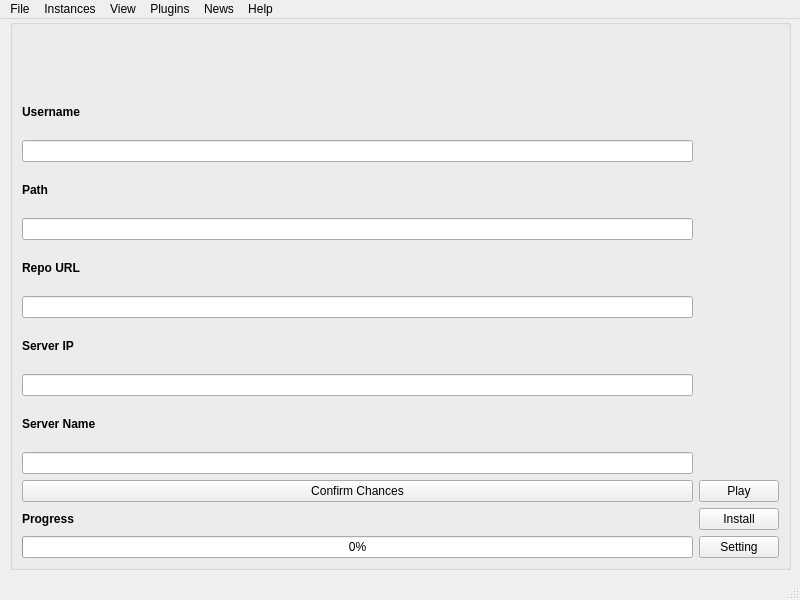
First picture: the form in src/form.ui, repository xgui4/LCE-Qt-Launcher, before the edit.
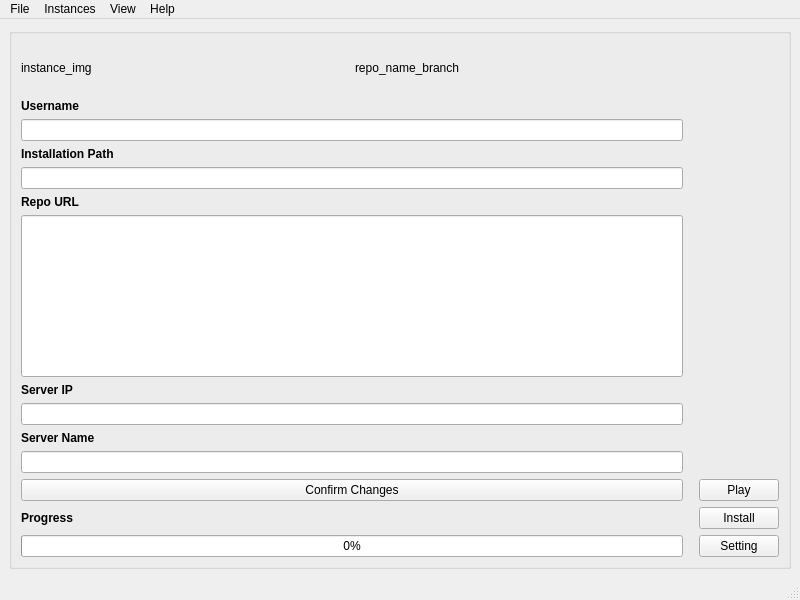
Second picture: the form after the edit. Icons and pictures are not drawn.

Patch:
```diff
--- a/src/form.ui
+++ b/src/form.ui
@@ -21,177 +21,260 @@
    <bool>false</bool>
   </property>
   <widget class="QWidget" name="centralwidget">
-   <property name="autoFillBackground">
-    <bool>false</bool>
+   <property name="sizePolicy">
+    <sizepolicy hsizetype="Expanding" vsizetype="MinimumExpanding">
+     <horstretch>1</horstretch>
+     <verstretch>1</verstretch>
+    </sizepolicy>
    </property>
-   <widget class="QGroupBox" name="verticalGroupBox">
-    <property name="geometry">
-     <rect>
-      <x>10</x>
-      <y>0</y>
-      <width>781</width>
-      <height>551</height>
-     </rect>
-    </property>
-    <layout class="QGridLayout" name="gridLayout">
-     <item row="11" column="0">
-      <widget class="QLineEdit" name="serverNameInputBox"/>
-     </item>
-     <item row="3" column="0">
-      <widget class="QLineEdit" name="usernameInputBox"/>
-     </item>
-     <item row="9" column="0">
-      <widget class="QLineEdit" name="serverIPInputBox"/>
-     </item>
-     <item row="2" column="0">
-      <widget class="QLabel" name="usernameInputBoxLabel">
-       <property name="sizePolicy">
-        <sizepolicy hsizetype="Minimum" vsizetype="Minimum">
-         <horstretch>0</horstretch>
-         <verstretch>0</verstretch>
-        </sizepolicy>
-       </property>
-       <property name="font">
-        <font>
-         <bold>true</bold>
-        </font>
-       </property>
-       <property name="text">
-        <string>Username</string>
-       </property>
-      </widget>
-     </item>
-     <item row="8" column="0">
-      <widget class="QLabel" name="serverIPInputBoxLabel">
-       <property name="font">
-        <font>
-         <bold>true</bold>
-        </font>
-       </property>
-       <property name="text">
-        <string>Server IP</string>
-       </property>
-      </widget>
-     </item>
-     <item row="4" column="0">
-      <widget class="QLabel" name="pathInputBoxLabel">
-       <property name="font">
-        <font>
-         <bold>true</bold>
-        </font>
-       </property>
-       <property name="text">
-        <string>Path</string>
-       </property>
-      </widget>
-     </item>
-     <item row="7" column="0">
-      <widget class="QLineEdit" name="repoURLInputBox"/>
-     </item>
-     <item row="14" column="1">
-      <widget class="QPushButton" name="settingButton">
-       <property name="text">
-        <string>Setting</string>
-       </property>
-      </widget>
-     </item>
-     <item row="5" column="0">
-      <widget class="QLineEdit" name="pathInputBox"/>
-     </item>
-     <item row="13" column="1">
-      <widget class="QPushButton" name="installButton">
-       <property name="text">
-        <string>Install</string>
-       </property>
-      </widget>
-     </item>
-     <item row="13" column="0">
-      <widget class="QLabel" name="progressLabel">
-       <property name="font">
-        <font>
-         <bold>true</bold>
-        </font>
-       </property>
-       <property name="text">
-        <string>Progress</string>
-       </property>
-      </widget>
-     </item>
-     <item row="10" column="0">
-      <widget class="QLabel" name="serverNameInputBoxLabel">
-       <property name="font">
-        <font>
-         <bold>true</bold>
-        </font>
-       </property>
-       <property name="text">
-        <string>Server Name</string>
-       </property>
-      </widget>
-     </item>
-     <item row="6" column="0">
-      <widget class="QLabel" name="repoURKLabel">
-       <property name="font">
-        <font>
-         <bold>true</bold>
-        </font>
-       </property>
-       <property name="text">
-        <string>Repo URL</string>
-       </property>
-      </widget>
-     </item>
-     <item row="14" column="0">
-      <widget class="QProgressBar" name="progressBar">
-       <property name="accessibleName">
-        <string>Installation Progress Bar</string>
-       </property>
-       <property name="accessibleDescription">
-        <string>The percentage of the installation</string>
-       </property>
-       <property name="accessibleIdentifier">
-        <string>install progress bar</string>
-       </property>
-       <property name="value">
-        <number>0</number>
-       </property>
-       <property name="invertedAppearance">
-        <bool>false</bool>
-       </property>
-      </widget>
-     </item>
-     <item row="0" column="1">
-      <widget class="QLabel" name="title">
-       <property name="minimumSize">
-        <size>
-         <width>50</width>
-         <height>50</height>
-        </size>
-       </property>
-       <property name="text">
-        <string/>
-       </property>
-       <property name="pixmap">
-        <pixmap resource="../res.qrc">:/assets/minecraft_lce_title.png</pixmap>
-       </property>
-      </widget>
-     </item>
-     <item row="12" column="0">
-      <widget class="QPushButton" name="confirmChangesButton">
-       <property name="text">
-        <string>Confirm Chances</string>
-       </property>
-      </widget>
-     </item>
-     <item row="12" column="1">
-      <widget class="QPushButton" name="playButton">
-       <property name="text">
-        <string>Play</string>
-       </property>
-      </widget>
-     </item>
-    </layout>
-   </widget>
+   <property name="contextMenuPolicy">
+    <enum>Qt::ContextMenuPolicy::ActionsContextMenu</enum>
+   </property>
+   <layout class="QGridLayout" name="gridLayout_2">
+    <item row="0" column="0">
+     <widget class="QGroupBox" name="verticalGroupBox">
+      <property name="sizePolicy">
+       <sizepolicy hsizetype="Expanding" vsizetype="Expanding">
+        <horstretch>1</horstretch>
+        <verstretch>1</verstretch>
+       </sizepolicy>
+      </property>
+      <layout class="QGridLayout" name="gridLayout">
+       <item row="14" column="2">
+        <widget class="QPushButton" name="settingButton">
+         <property name="text">
+          <string>Setting</string>
+         </property>
+        </widget>
+       </item>
+       <item row="0" column="2">
+        <widget class="QLabel" name="title">
+         <property name="minimumSize">
+          <size>
+           <width>50</width>
+           <height>50</height>
+          </size>
+         </property>
+         <property name="text">
+          <string/>
+         </property>
+         <property name="pixmap">
+          <pixmap resource="../res.qrc">:/assets/minecraft_lce_title.png</pixmap>
+         </property>
+        </widget>
+       </item>
+       <item row="14" column="0">
+        <widget class="QProgressBar" name="progressBar">
+         <property name="sizePolicy">
+          <sizepolicy hsizetype="Expanding" vsizetype="Preferred">
+           <horstretch>0</horstretch>
+           <verstretch>0</verstretch>
+          </sizepolicy>
+         </property>
+         <property name="accessibleName">
+          <string>Installation Progress Bar</string>
+         </property>
+         <property name="accessibleDescription">
+          <string>The percentage of the installation</string>
+         </property>
+         <property name="accessibleIdentifier">
+          <string>install progress bar</string>
+         </property>
+         <property name="value">
+          <number>0</number>
+         </property>
+        </widget>
+       </item>
+       <item row="11" column="0">
+        <widget class="QLineEdit" name="serverNameInputBox">
+         <property name="sizePolicy">
+          <sizepolicy hsizetype="Preferred" vsizetype="Preferred">
+           <horstretch>0</horstretch>
+           <verstretch>0</verstretch>
+          </sizepolicy>
+         </property>
+        </widget>
+       </item>
+       <item row="12" column="2">
+        <widget class="QPushButton" name="playButton">
+         <property name="text">
+          <string>Play</string>
+         </property>
+        </widget>
+       </item>
+       <item row="9" column="0">
+        <widget class="QLineEdit" name="serverIPInputBox">
+         <property name="sizePolicy">
+          <sizepolicy hsizetype="Preferred" vsizetype="Preferred">
+           <horstretch>0</horstretch>
+           <verstretch>0</verstretch>
+          </sizepolicy>
+         </property>
+        </widget>
+       </item>
+       <item row="4" column="0">
+        <widget class="QLabel" name="pathInputBoxLabel">
+         <property name="font">
+          <font>
+           <bold>true</bold>
+          </font>
+         </property>
+         <property name="text">
+          <string>Installation Path</string>
+         </property>
+        </widget>
+       </item>
+       <item row="12" column="0">
+        <widget class="QPushButton" name="confirmChangesButton">
+         <property name="sizePolicy">
+          <sizepolicy hsizetype="Preferred" vsizetype="Preferred">
+           <horstretch>0</horstretch>
+           <verstretch>0</verstretch>
+          </sizepolicy>
+         </property>
+         <property name="text">
+          <string>Confirm Changes</string>
+         </property>
+        </widget>
+       </item>
+       <item row="10" column="0">
+        <widget class="QLabel" name="serverNameInputBoxLabel">
+         <property name="font">
+          <font>
+           <bold>true</bold>
+          </font>
+         </property>
+         <property name="text">
+          <string>Server Name</string>
+         </property>
+        </widget>
+       </item>
+       <item row="2" column="0">
+        <widget class="QLabel" name="usernameInputBoxLabel">
+         <property name="sizePolicy">
+          <sizepolicy hsizetype="Preferred" vsizetype="Preferred">
+           <horstretch>0</horstretch>
+           <verstretch>0</verstretch>
+          </sizepolicy>
+         </property>
+         <property name="font">
+          <font>
+           <bold>true</bold>
+          </font>
+         </property>
+         <property name="text">
+          <string>Username</string>
+         </property>
+        </widget>
+       </item>
+       <item row="6" column="0">
+        <widget class="QLabel" name="repoURKLabel">
+         <property name="font">
+          <font>
+           <bold>true</bold>
+          </font>
+         </property>
+         <property name="text">
+          <string>Repo URL</string>
+         </property>
+        </widget>
+       </item>
+       <item row="5" column="0">
+        <widget class="QLineEdit" name="pathInputBox">
+         <property name="sizePolicy">
+          <sizepolicy hsizetype="Preferred" vsizetype="Preferred">
+           <horstretch>0</horstretch>
+           <verstretch>0</verstretch>
+          </sizepolicy>
+         </property>
+        </widget>
+       </item>
+       <item row="8" column="0">
+        <widget class="QLabel" name="serverIPInputBoxLabel">
+         <property name="font">
+          <font>
+           <bold>true</bold>
+          </font>
+         </property>
+         <property name="text">
+          <string>Server IP</string>
+         </property>
+        </widget>
+       </item>
+       <item row="3" column="0">
+        <widget class="QLineEdit" name="usernameInputBox">
+         <property name="sizePolicy">
+          <sizepolicy hsizetype="Preferred" vsizetype="Preferred">
+           <horstretch>0</horstretch>
+           <verstretch>0</verstretch>
+          </sizepolicy>
+         </property>
+        </widget>
+       </item>
+       <item row="13" column="0">
+        <widget class="QLabel" name="progressLabel">
+         <property name="font">
+          <font>
+           <bold>true</bold>
+          </font>
+         </property>
+         <property name="text">
+          <string>Progress</string>
+         </property>
+        </widget>
+       </item>
+       <item row="13" column="2">
+        <widget class="QPushButton" name="installButton">
+         <property name="text">
+          <string>Install</string>
+         </property>
+        </widget>
+       </item>
+       <item row="7" column="0">
+        <widget class="QLineEdit" name="repoURLInputBox">
+         <property name="sizePolicy">
+          <sizepolicy hsizetype="Preferred" vsizetype="Preferred">
+           <horstretch>0</horstretch>
+           <verstretch>0</verstretch>
+          </sizepolicy>
+         </property>
+        </widget>
+       </item>
+       <item row="7" column="1">
+        <spacer name="verticalSpacer">
+         <property name="orientation">
+          <enum>Qt::Orientation::Vertical</enum>
+         </property>
+         <property name="sizeHint" stdset="0">
+          <size>
+           <width>10</width>
+           <height>0</height>
+          </size>
+         </property>
+        </spacer>
+       </item>
+       <item row="0" column="0">
+        <layout class="QHBoxLayout" name="instance_info">
+         <item>
+          <widget class="QLabel" name="instance_img">
+           <property name="text">
+            <string>instance_img</string>
+           </property>
+          </widget>
+         </item>
+         <item>
+          <widget class="QLabel" name="repo_name_branch">
+           <property name="text">
+            <string>repo_name_branch</string>
+           </property>
+          </widget>
+         </item>
+        </layout>
+       </item>
+      </layout>
+     </widget>
+    </item>
+   </layout>
   </widget>
   <widget class="QStatusBar" name="statusbar"/>
   <widget class="QMenuBar" name="menubar">
@@ -229,18 +312,6 @@
     </property>
     <addaction name="actionDefault"/>
    </widget>
-   <widget class="QMenu" name="menuPlugins">
-    <property name="title">
-     <string>Plugins</string>
-    </property>
-    <addaction name="actionComing_soon"/>
-   </widget>
-   <widget class="QMenu" name="menuNews">
-    <property name="title">
-     <string>News</string>
-    </property>
-    <addaction name="actionComing_soon_2"/>
-   </widget>
    <widget class="QMenu" name="menuView">
     <property name="title">
      <string>View</string>
@@ -252,8 +323,6 @@
    <addaction name="menuFile"/>
    <addaction name="menuInstances"/>
    <addaction name="menuView"/>
-   <addaction name="menuPlugins"/>
-   <addaction name="menuNews"/>
    <addaction name="menuHelp"/>
   </widget>
   <action name="actionQuit">
```
Left out of the diff: 58 changed lines with no effect on the pictures.
